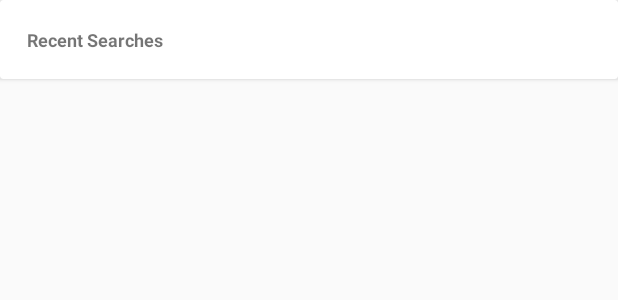
After one commit to shubhamsardar07/ChalNaBeta, an Android app: the layout layout_recent_searches.xml on its own in the app's theme, with its tools: preview values and no code run, on a phone screen of 412 x 824 dp. The commit adds this screen. Shown: the top 300 px of the screen. Run offline under Robolectric (Android 15) with nearby library versions, the phone set to English and light mode, and no system bars.

Commit message:
recent searches begin

```diff
--- /dev/null
+++ b/app/src/main/res/drawable/custom_tab.xml
@@ -0,0 +1,5 @@
+<?xml version="1.0" encoding="utf-8"?>
+<selector xmlns:android="http://schemas.android.com/apk/res/android">
+    <item android:color="@color/text_enabled" android:state_selected="true"/>
+    <item android:color="@color/text_disabled" android:state_selected="false"/>
+</selector>
--- /dev/null
+++ b/app/src/main/res/drawable/ic_keyboard_arrow_right_black_24dp.xml
@@ -0,0 +1,5 @@
+<vector android:height="24dp" android:tint="#FFFFFF"
+    android:viewportHeight="24.0" android:viewportWidth="24.0"
+    android:width="24dp" xmlns:android="http://schemas.android.com/apk/res/android">
+    <path android:fillColor="#FF000000" android:pathData="M8.59,16.34l4.58,-4.59 -4.58,-4.59L10,5.75l6,6 -6,6z"/>
+</vector>
--- /dev/null
+++ b/app/src/main/res/layout/layout_recent_searches.xml
@@ -0,0 +1,36 @@
+<?xml version="1.0" encoding="utf-8"?>
+
+<android.support.design.card.MaterialCardView xmlns:android="http://schemas.android.com/apk/res/android"
+    xmlns:app="http://schemas.android.com/apk/res-auto"
+    xmlns:tools="http://schemas.android.com/tools"
+    android:layout_width="match_parent"
+    android:layout_height="wrap_content"
+    app:cardBackgroundColor="@color/white"
+    app:cardCornerRadius="2dp"
+    app:cardElevation="2dp"
+    app:contentPadding="10dp">
+
+
+    <android.support.constraint.ConstraintLayout
+        android:layout_width="match_parent"
+        android:layout_height="wrap_content">
+
+        <TextView
+            android:id="@+id/recentstitle"
+            android:layout_width="0dp"
+            android:layout_height="wrap_content"
+            android:layout_marginBottom="8dp"
+            android:layout_marginEnd="8dp"
+            android:layout_marginStart="8dp"
+            android:layout_marginTop="8dp"
+            android:text="Recent Searches"
+            android:textSize="12sp"
+            android:textStyle="bold"
+            app:layout_constraintBottom_toBottomOf="parent"
+            app:layout_constraintEnd_toEndOf="parent"
+            app:layout_constraintStart_toStartOf="parent"
+            app:layout_constraintTop_toTopOf="parent"
+            app:layout_constraintVertical_bias="0.0" />
+
+    </android.support.constraint.ConstraintLayout>
+</android.support.design.card.MaterialCardView>
--- a/app/src/main/res/layout/layout_route_input.xml
+++ b/app/src/main/res/layout/layout_route_input.xml
@@ -52,6 +52,7 @@
                 android:id="@+id/textView"
                 android:layout_width="match_parent"
                 android:layout_height="wrap_content"
+                android:alpha="0.5"
                 android:text="From"
                 android:textSize="12sp"
                 android:textStyle="bold" />
@@ -102,6 +103,7 @@
                 android:id="@+id/textViewTo"
                 android:layout_width="match_parent"
                 android:layout_height="wrap_content"
+                android:alpha="0.5"
                 android:text="To"
                 android:textSize="12sp"
                 android:textStyle="bold" />
--- a/app/src/main/res/values/colors.xml
+++ b/app/src/main/res/values/colors.xml
@@ -5,6 +5,11 @@
     <color name="colorAccent">#c65dcc</color>
 
     <color name="colorLightBg">#e4e2e2</color>
+
+    <color name="text_enabled">#ffffff</color>
+    <color name="text_disabled">#d1cace</color>
+
+
 
 
     <color name="white">#ffffff</color>
```
Also changed, not shown: app/src/main/res/drawable/ic_airport_shuttle_black_24dp.xml (added, +9 -0 lines), app/src/main/res/layout/fragment_directory.xml (+20 -9 lines), app/src/main/res/layout/layout_trucktype_chips.xml (+70 -11 lines).
